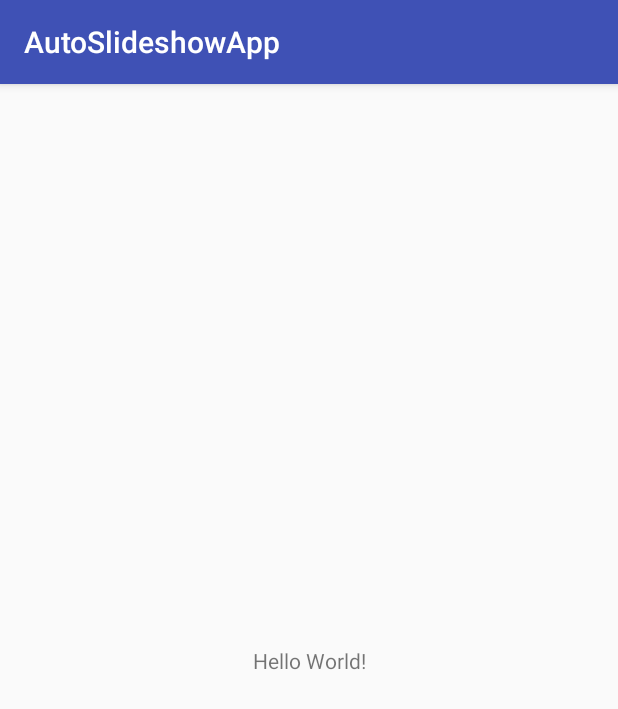
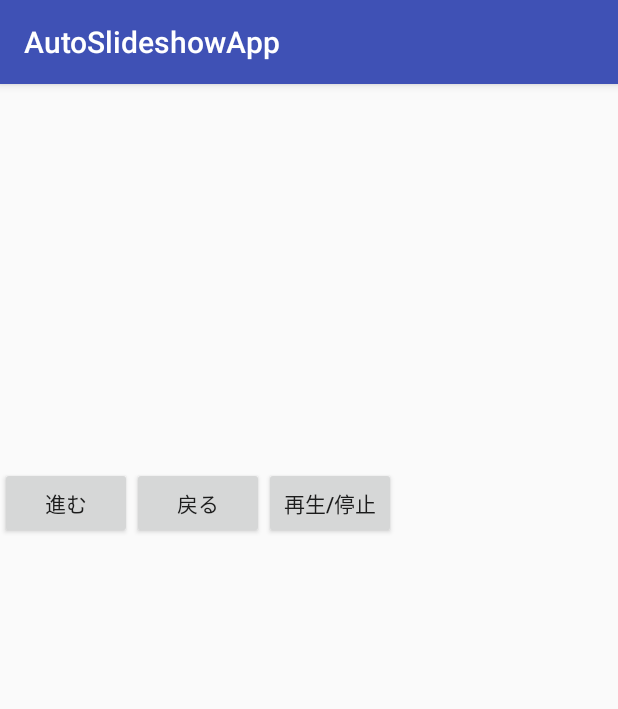
Before and after one commit to hiro-tomoda/AutoSlideshowApp, an Android app: the screen it shows after launch (MainActivity), on a phone screen of 412 x 824 dp. Shown: the top 709 px of the screen. Run offline under Robolectric (Android 15) with nearby library versions, the phone set to English and light mode, and no system bars.

Commit message:
コミット

```diff
--- a/app/src/main/res/layout/activity_main.xml
+++ b/app/src/main/res/layout/activity_main.xml
@@ -1,18 +1,44 @@
 <?xml version="1.0" encoding="utf-8"?>
-<android.support.constraint.ConstraintLayout xmlns:android="http://schemas.android.com/apk/res/android"
-    xmlns:app="http://schemas.android.com/apk/res-auto"
-    xmlns:tools="http://schemas.android.com/tools"
+<LinearLayout
+    xmlns:android="http://schemas.android.com/apk/res/android"
     android:layout_width="match_parent"
     android:layout_height="match_parent"
-    tools:context="jp.techacademy.hirokazu.tomoda.autoslideshowapp.MainActivity">
+    android:orientation="vertical">
 
-    <TextView
-        android:layout_width="wrap_content"
+
+    <ImageView
+        android:layout_width="match_parent"
+        android:layout_height="255dp"
+        android:id="@+id/imageView"
+        android:adjustViewBounds="true" />
+
+    <LinearLayout
+        xmlns:android="http://schemas.android.com/apk/res/android"
+        android:layout_width="match_parent"
         android:layout_height="wrap_content"
-        android:text="Hello World!"
-        app:layout_constraintBottom_toBottomOf="parent"
-        app:layout_constraintLeft_toLeftOf="parent"
-        app:layout_constraintRight_toRightOf="parent"
-        app:layout_constraintTop_toTopOf="parent" />
+        android:layout_centerHorizontal="true"
+        android:orientation="horizontal">
+        <Button
+            android:layout_width="wrap_content"
+            android:layout_height="wrap_content"
+            android:text="進む"
+            android:id="@+id/start_button"/>
 
-</android.support.constraint.ConstraintLayout>
+        <Button
+            android:layout_width="wrap_content"
+            android:layout_height="wrap_content"
+            android:text="戻る"
+            android:id="@+id/pause_button"/>
+
+        <Button
+            android:layout_width="wrap_content"
+            android:layout_height="wrap_content"
+            android:text="再生/停止"
+            android:id="@+id/reset_button"/>
+    </LinearLayout>
+
+
+
+
+
+</LinearLayout>
```
